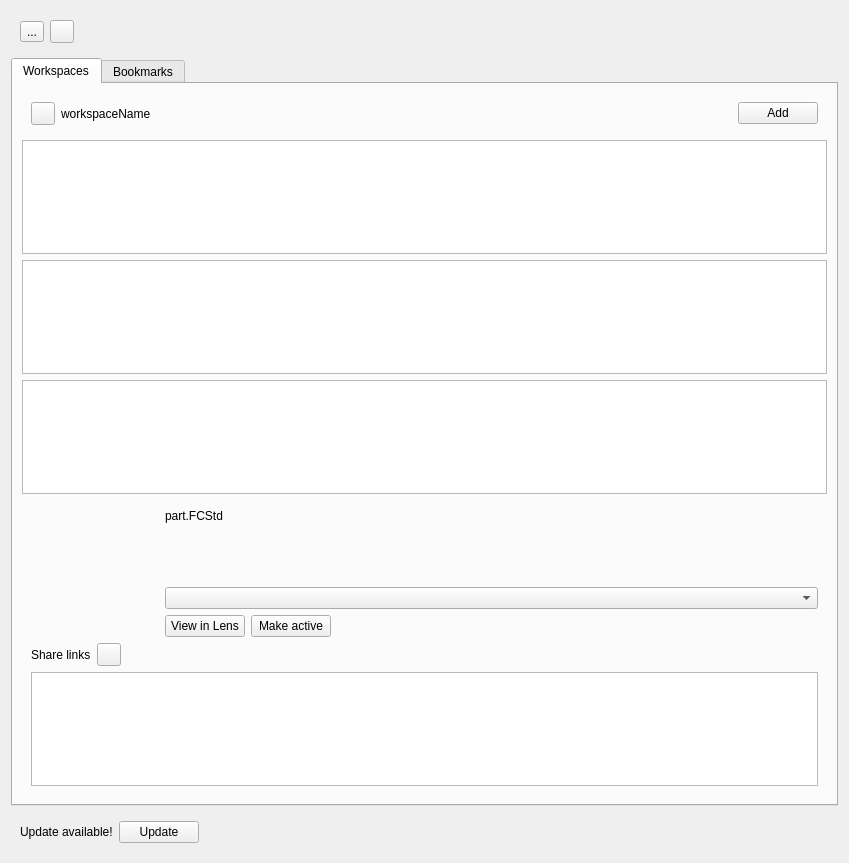
Old version of the form WorkspaceView.ui in the repository Ondsel-Development/Ondsel-Lens-Addon.
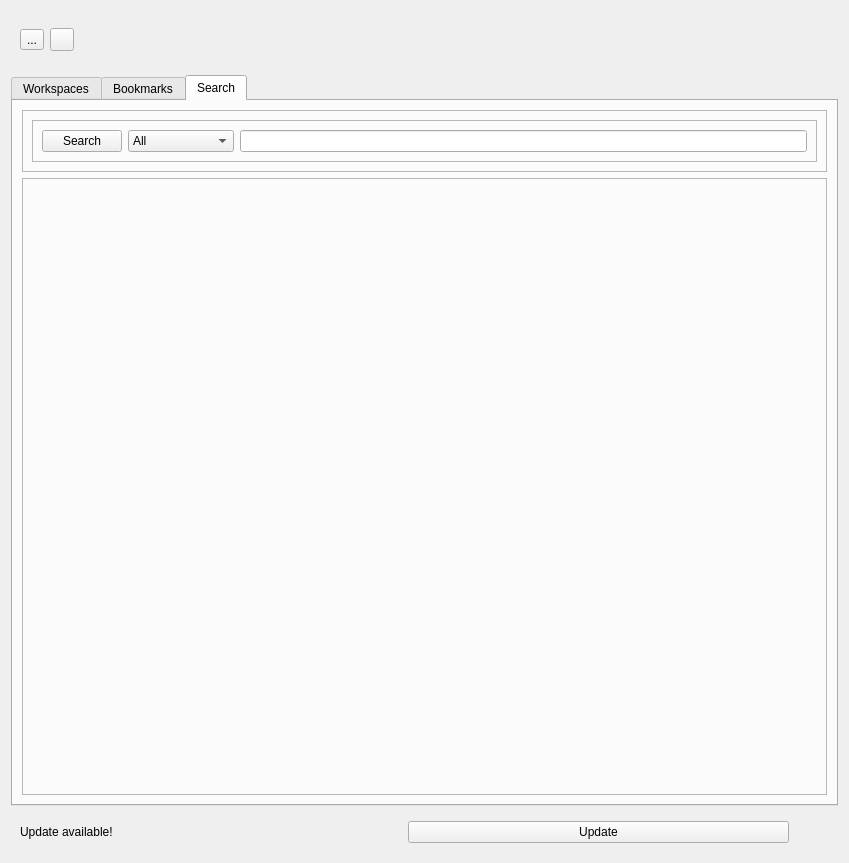
New version of the form. The open tabs and pages were chosen to show the change. Icons and pictures are not drawn.

Commit message: LA135 - Adding search to new MDI add-on (#107)

Patch:
```diff
--- a/WorkspaceView.ui
+++ b/WorkspaceView.ui
@@ -63,8 +63,8 @@
         </property>
         <property name="sizeHint" stdset="0">
          <size>
-          <width>40</width>
-          <height>20</height>
+          <width>20</width>
+          <height>40</height>
          </size>
         </property>
        </spacer>
@@ -80,6 +80,12 @@
      <property name="currentIndex">
       <number>0</number>
      </property>
+     <property name="iconSize">
+      <size>
+       <width>16</width>
+       <height>16</height>
+      </size>
+     </property>
      <widget class="QWidget" name="tabWorkspaces">
       <property name="sizePolicy">
        <sizepolicy hsizetype="Expanding" vsizetype="Expanding">
@@ -131,8 +137,8 @@
             </property>
             <property name="sizeHint" stdset="0">
              <size>
-              <width>40</width>
-              <height>20</height>
+              <width>20</width>
+              <height>40</height>
              </size>
             </property>
            </spacer>
@@ -242,7 +248,7 @@
             </item>
             <item>
              <layout class="QVBoxLayout">
-              <item alignment="Qt::AlignmentFlag::AlignTop">
+              <item>
                <widget class="QLabel" name="fileNameLabel">
                 <property name="text">
                  <string>part.FCStd</string>
@@ -287,7 +293,7 @@
                 <item>
                  <spacer name="horizontalSpacer_4">
                   <property name="orientation">
-                   <enum>Qt::Orientation::Horizontal</enum>
+                   <enum>Qt::Vertical</enum>
                   </property>
                   <property name="sizeHint" stdset="0">
                    <size>
@@ -344,7 +350,7 @@
                <item>
                 <spacer name="horizontalSpacer_3">
                  <property name="orientation">
-                  <enum>Qt::Orientation::Horizontal</enum>
+                  <enum>Qt::Vertical</enum>
                  </property>
                  <property name="sizeHint" stdset="0">
                   <size>
@@ -395,6 +401,99 @@
       </attribute>
       <layout class="QVBoxLayout" name="verticalLayout_3"/>
      </widget>
+     <widget class="QWidget" name="tabSearch">
+      <attribute name="title">
+       <string>Search</string>
+      </attribute>
+      <layout class="QVBoxLayout" name="verticalLayout_4">
+       <item>
+        <widget class="QFrame" name="searchFrame">
+         <property name="sizePolicy">
+          <sizepolicy hsizetype="Preferred" vsizetype="Fixed">
+           <horstretch>0</horstretch>
+           <verstretch>0</verstretch>
+          </sizepolicy>
+         </property>
+         <property name="frameShape">
+          <enum>QFrame::StyledPanel</enum>
+         </property>
+         <property name="frameShadow">
+          <enum>QFrame::Raised</enum>
+         </property>
+         <layout class="QVBoxLayout" name="verticalLayout_5">
+          <item>
+           <widget class="QFrame" name="searchFormFrame">
+            <property name="maximumSize">
+             <size>
+              <width>16777215</width>
+              <height>45</height>
+             </size>
+            </property>
+            <property name="frameShape">
+             <enum>QFrame::StyledPanel</enum>
+            </property>
+            <property name="frameShadow">
+             <enum>QFrame::Raised</enum>
+            </property>
+            <layout class="QHBoxLayout" name="horizontalLayout_2">
+             <item>
+              <widget class="QPushButton" name="searchBtn">
+               <property name="text">
+                <string>Search</string>
+               </property>
+              </widget>
+             </item>
+             <item>
+              <widget class="QComboBox" name="searchTargetComboBox">
+               <item>
+                <property name="text">
+                 <string>All</string>
+                </property>
+               </item>
+               <item>
+                <property name="text">
+                 <string>Share Links</string>
+                </property>
+               </item>
+               <item>
+                <property name="text">
+                 <string>Workspaces</string>
+                </property>
+               </item>
+               <item>
+                <property name="text">
+                 <string>Users</string>
+                </property>
+               </item>
+               <item>
+                <property name="text">
+                 <string>Organizations</string>
+                </property>
+               </item>
+              </widget>
+             </item>
+             <item>
+              <widget class="QLineEdit" name="searchLineEdit"/>
+             </item>
+            </layout>
+           </widget>
+          </item>
+         </layout>
+        </widget>
+       </item>
+       <item>
+        <widget class="QFrame" name="searchResultFrame">
+         <property name="frameShape">
+          <enum>QFrame::StyledPanel</enum>
+         </property>
+         <property name="frameShadow">
+          <enum>QFrame::Raised</enum>
+         </property>
+         <layout class="QVBoxLayout" name="searchResultFrameLayout"/>
+        </widget>
+       </item>
+      </layout>
+     </widget>
     </widget>
    </item>
    <item>
@@ -406,10 +505,7 @@
       </sizepolicy>
      </property>
      <property name="frameShape">
-      <enum>QFrame::Shape::NoFrame</enum>
-     </property>
-     <property name="frameShadow">
-      <enum>QFrame::Shadow::Plain</enum>
+      <enum>QFrame::NoFrame</enum>
      </property>
      <layout class="QHBoxLayout" name="horizontalLayout">
       <item>
@@ -435,7 +531,7 @@
       <item>
        <spacer name="horizontalSpacer">
         <property name="orientation">
-         <enum>Qt::Orientation::Horizontal</enum>
+         <enum>Qt::Vertical</enum>
         </property>
         <property name="sizeHint" stdset="0">
          <size>
```
Left out of the diff: 12 changed lines with no effect on the pictures. The commit also changes 26 other files.
